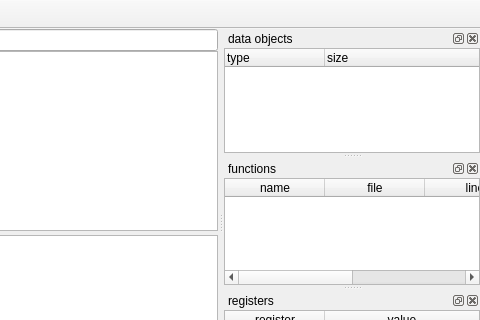
The window that mainwindow.ui (stoyan-shopov/troll) describes before a commit, drawn with Qt 5; both pictures show x 389 to 869 and y 0 to 320 of the 869 by 654 pixel window.
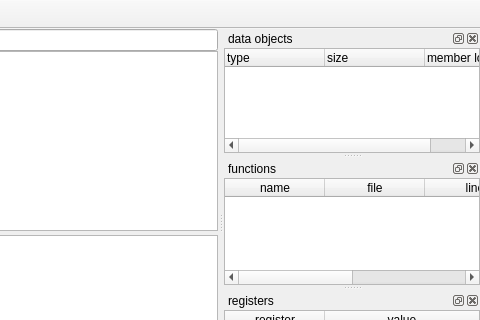
The same window after the commit.

Diff of the .ui file:
```diff
--- a/mainwindow.ui
+++ b/mainwindow.ui
@@ -112,6 +112,11 @@
          <string>size</string>
         </property>
        </column>
+       <column>
+        <property name="text">
+         <string>member location</string>
+        </property>
+       </column>
       </widget>
      </item>
     </layout>
```
